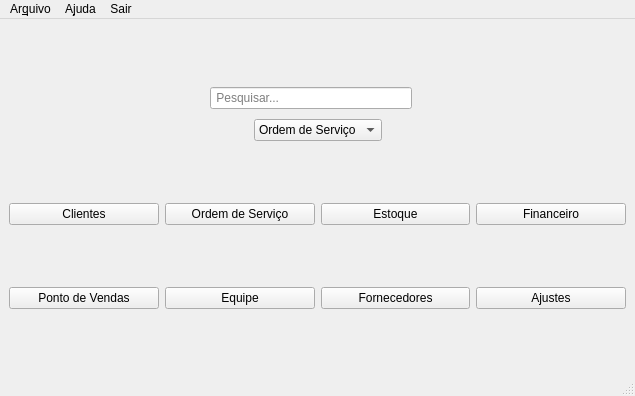
Above: ui_forms/home.ui from Henrique-Miranda/erpy before the change. Below: the same form after it.
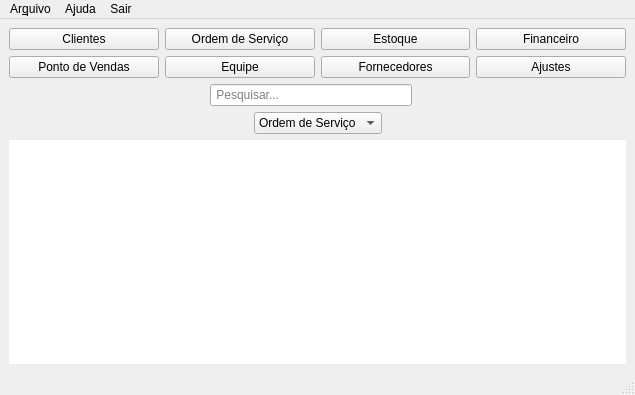
That is the form after the change. Icons and pictures are not drawn.

Diff of the .ui file:
```diff
--- a/ui_forms/home.ui
+++ b/ui_forms/home.ui
@@ -7,7 +7,7 @@
     <x>0</x>
     <y>0</y>
     <width>635</width>
-    <height>396</height>
+    <height>395</height>
    </rect>
   </property>
   <property name="windowTitle">
@@ -22,6 +22,153 @@
   </property>
   <widget class="QWidget" name="centralwidget">
    <layout class="QVBoxLayout" name="verticalLayout_2">
+    <item>
+     <layout class="QHBoxLayout" name="horizontalLayout_2">
+      <item>
+       <widget class="QPushButton" name="pbClient">
+        <property name="text">
+         <string>Clientes</string>
+        </property>
+        <property name="icon">
+         <iconset>
+          <normaloff>../IMG/team.png</normaloff>../IMG/team.png</iconset>
+        </property>
+        <property name="iconSize">
+         <size>
+          <width>32</width>
+          <height>32</height>
+         </size>
+        </property>
+       </widget>
+      </item>
+      <item>
+       <widget class="QPushButton" name="pbSo">
+        <property name="text">
+         <string>Ordem de Serviço</string>
+        </property>
+        <property name="icon">
+         <iconset>
+          <normaloff>../IMG/documentation.png</normaloff>../IMG/documentation.png</iconset>
+        </property>
+        <property name="iconSize">
+         <size>
+          <width>32</width>
+          <height>32</height>
+         </size>
+        </property>
+        <property name="checkable">
+         <bool>false</bool>
+        </property>
+       </widget>
+      </item>
+      <item>
+       <widget class="QPushButton" name="pbStock">
+        <property name="text">
+         <string>Estoque</string>
+        </property>
+        <property name="icon">
+         <iconset>
+          <normaloff>../IMG/store.png</normaloff>../IMG/store.png</iconset>
+        </property>
+        <property name="iconSize">
+         <size>
+          <width>32</width>
+          <height>32</height>
+         </size>
+        </property>
+       </widget>
+      </item>
+      <item>
+       <widget class="QPushButton" name="pbFinancial">
+        <property name="text">
+         <string>Financeiro</string>
+        </property>
+        <property name="icon">
+         <iconset>
+          <normaloff>../IMG/diagram-1.png</normaloff>../IMG/diagram-1.png</iconset>
+        </property>
+        <property name="iconSize">
+         <size>
+          <width>32</width>
+          <height>32</height>
+         </size>
+        </property>
+       </widget>
+      </item>
+     </layout>
+    </item>
+    <item>
+     <layout class="QHBoxLayout" name="horizontalLayout">
+      <item>
+       <widget class="QPushButton" name="pbSales">
+        <property name="text">
+         <string>Ponto de Vendas</string>
+        </property>
+        <property name="icon">
+         <iconset>
+          <normaloff>../IMG/website.png</normaloff>../IMG/website.png</iconset>
+        </property>
+        <property name="iconSize">
+         <size>
+          <width>32</width>
+          <height>32</height>
+         </size>
+        </property>
+       </widget>
+      </item>
+      <item>
+       <widget class="QPushButton" name="pbTeam">
+        <property name="text">
+         <string>Equipe</string>
+        </property>
+        <property name="icon">
+         <iconset>
+          <normaloff>../IMG/employees.png</normaloff>../IMG/employees.png</iconset>
+        </property>
+        <property name="iconSize">
+         <size>
+          <width>32</width>
+          <height>32</height>
+         </size>
+        </property>
+       </widget>
+      </item>
+      <item>
+       <widget class="QPushButton" name="pbProvider">
+        <property name="text">
+         <string>Fornecedores</string>
+        </property>
+        <property name="icon">
+         <iconset>
+          <normaloff>../IMG/truck-1.png</normaloff>../IMG/truck-1.png</iconset>
+        </property>
+        <property name="iconSize">
+         <size>
+          <width>32</width>
+          <height>32</height>
+         </size>
+        </property>
+       </widget>
+      </item>
+      <item>
+       <widget class="QPushButton" name="pbSettings">
+        <property name="text">
+         <string>Ajustes</string>
+        </property>
+        <property name="icon">
+         <iconset>
+          <normaloff>../IMG/cogwheel.png</normaloff>../IMG/cogwheel.png</iconset>
+        </property>
+        <property name="iconSize">
+         <size>
+          <width>32</width>
+          <height>32</height>
+         </size>
+        </property>
+       </widget>
+      </item>
+     </layout>
+    </item>
     <item>
      <layout class="QVBoxLayout" name="verticalLayout">
       <item>
@@ -150,148 +297,41 @@
      </layout>
     </item>
     <item>
-     <layout class="QHBoxLayout" name="horizontalLayout_2">
+     <layout class="QHBoxLayout" name="horizontalLayout_5">
       <item>
-       <widget class="QPushButton" name="pbClient">
-        <property name="text">
-         <string>Clientes</string>
+       <widget class="QTableWidget" name="tableWidget">
+        <property name="frameShape">
+         <enum>QFrame::NoFrame</enum>
         </property>
-        <property name="icon">
-         <iconset>
-          <normaloff>IMG/team.png</normaloff>IMG/team.png</iconset>
+        <property name="frameShadow">
+         <enum>QFrame::Sunken</enum>
         </property>
-        <property name="iconSize">
-         <size>
-          <width>32</width>
-          <height>32</height>
-         </size>
-        </property>
-       </widget>
-      </item>
-      <item>
-       <widget class="QPushButton" name="pbSo">
-        <property name="text">
-         <string>Ordem de Serviço</string>
-        </property>
-        <property name="icon">
-         <iconset>
-          <normaloff>IMG/documentation.png</normaloff>IMG/documentation.png</iconset>
-        </property>
-        <property name="iconSize">
-         <size>
-          <width>32</width>
-          <height>32</height>
-         </size>
-        </property>
-        <property name="checkable">
+        <property name="showGrid">
          <bool>false</bool>
         </property>
-       </widget>
-      </item>
-      <item>
-       <widget class="QPushButton" name="pbStock">
-        <property name="text">
-         <string>Estoque</string>
+        <property name="gridStyle">
+         <enum>Qt::NoPen</enum>
         </property>
-        <property name="icon">
-         <iconset>
-          <normaloff>IMG/store.png</normaloff>IMG/store.png</iconset>
+        <property name="wordWrap">
+         <bool>true</bool>
         </property>
-        <property name="iconSize">
-         <size>
-          <width>32</width>
-          <height>32</height>
-         </size>
+        <property name="cornerButtonEnabled">
+         <bool>true</bool>
         </property>
-       </widget>
-      </item>
-      <item>
-       <widget class="QPushButton" name="pbFinancial">
-        <property name="text">
-         <string>Financeiro</string>
+        <property name="rowCount">
+         <number>5</number>
         </property>
-        <property name="icon">
-         <iconset>
-          <normaloff>IMG/diagram-1.png</normaloff>IMG/diagram-1.png</iconset>
-        </property>
-        <property name="iconSize">
-         <size>
-          <width>32</width>
-          <height>32</height>
-         </size>
-        </property>
-       </widget>
-      </item>
-     </layout>
-    </item>
-    <item>
-     <layout class="QHBoxLayout" name="horizontalLayout">
-      <item>
-       <widget class="QPushButton" name="pbSales">
-        <property name="text">
-         <string>Ponto de Vendas</string>
-        </property>
-        <property name="icon">
-         <iconset>
-          <normaloff>IMG/website.png</normaloff>IMG/website.png</iconset>
-        </property>
-        <property name="iconSize">
-         <size>
-          <width>32</width>
-          <height>32</height>
-         </size>
-        </property>
-       </widget>
-      </item>
-      <item>
-       <widget class="QPushButton" name="pbTeam">
-        <property name="text">
-         <string>Equipe</string>
-        </property>
-        <property name="icon">
-         <iconset>
-          <normaloff>IMG/employees.png</normaloff>IMG/employees.png</iconset>
-        </property>
-        <property name="iconSize">
-         <size>
-          <width>32</width>
-          <height>32</height>
-         </size>
-        </property>
-       </widget>
-      </item>
-      <item>
-       <widget class="QPushButton" name="pbProvider">
-        <property name="text">
-         <string>Fornecedores</string>
-        </property>
-        <property name="icon">
-         <iconset>
-          <normaloff>IMG/truck-1.png</normaloff>IMG/truck-1.png</iconset>
-        </property>
-        <property name="iconSize">
-         <size>
-          <width>32</width>
-          <height>32</height>
-         </size>
-        </property>
-       </widget>
-      </item>
-      <item>
-       <widget class="QPushButton" name="pbSettings">
-        <property name="text">
-         <string>Ajustes</string>
-        </property>
-        <property name="icon">
-         <iconset>
-          <normaloff>IMG/cogwheel.png</normaloff>IMG/cogwheel.png</iconset>
-        </property>
-        <property name="iconSize">
-         <size>
-          <width>32</width>
-          <height>32</height>
-         </size>
-        </property>
+        <attribute name="horizontalHeaderVisible">
+         <bool>true</bool>
+        </attribute>
+        <attribute name="verticalHeaderVisible">
+         <bool>false</bool>
+        </attribute>
+        <row/>
+        <row/>
+        <row/>
+        <row/>
+        <row/>
        </widget>
       </item>
      </layout>
```
Left out of the diff: 2 changed lines with no effect on the pictures.
